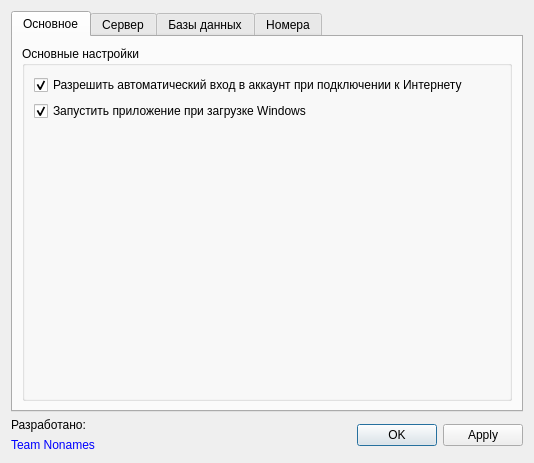
Before: the Qt Designer form SettingsDialog.ui in okostynchuk/Outcall, drawn with Qt 5.
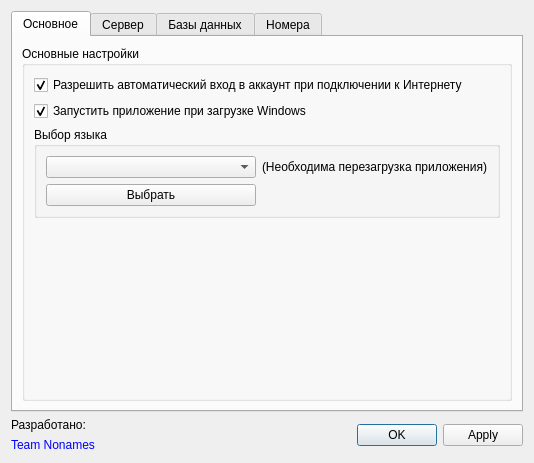
After: the same form once the commit is applied. Icons and pictures are not drawn.

The edit to the form file:
```diff
--- a/SettingsDialog.ui
+++ b/SettingsDialog.ui
@@ -39,8 +39,40 @@
          <property name="title">
           <string>Основные настройки</string>
          </property>
-         <layout class="QVBoxLayout" name="verticalLayout_13">
-          <item>
+         <layout class="QGridLayout" name="gridLayout_6">
+          <item row="2" column="0">
+           <widget class="QGroupBox" name="languageGroup">
+            <property name="sizePolicy">
+             <sizepolicy hsizetype="Preferred" vsizetype="Fixed">
+              <horstretch>0</horstretch>
+              <verstretch>0</verstretch>
+             </sizepolicy>
+            </property>
+            <property name="title">
+             <string>Выбор языка</string>
+            </property>
+            <layout class="QGridLayout" name="gridLayout_5">
+             <item row="2" column="0">
+              <widget class="QComboBox" name="languageList"/>
+             </item>
+             <item row="2" column="1">
+              <widget class="QLabel" name="languageLabel">
+               <property name="text">
+                <string>(Необходима перезагрузка приложения)</string>
+               </property>
+              </widget>
+             </item>
+             <item row="3" column="0">
+              <widget class="QPushButton" name="pushButton">
+               <property name="text">
+                <string>Выбрать</string>
+               </property>
+              </widget>
+             </item>
+            </layout>
+           </widget>
+          </item>
+          <item row="0" column="0">
            <layout class="QVBoxLayout" name="verticalLayout_14">
             <item>
              <widget class="QCheckBox" name="autoSignIn">
@@ -67,7 +99,7 @@
             </item>
            </layout>
           </item>
-          <item>
+          <item row="5" column="0">
            <spacer name="verticalSpacer_2">
             <property name="orientation">
              <enum>Qt::Vertical</enum>
```
Left out of the diff: 2 changed lines with no effect on the pictures.
